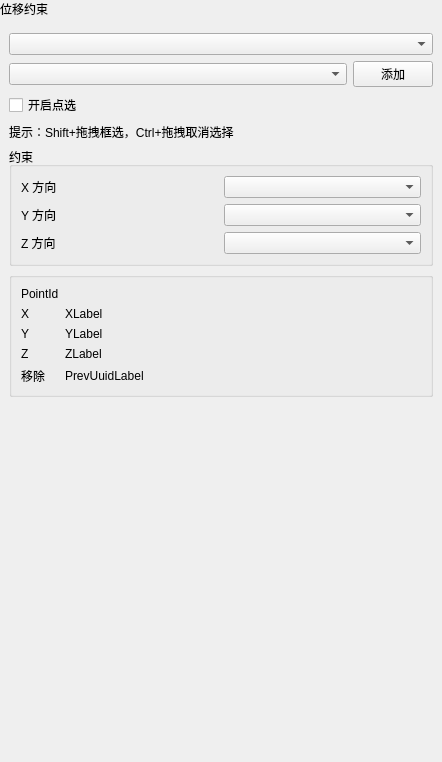
Old version of the form plugins/Base_PhysicalField/DisplacementConstraintWidget.ui in the repository asd977/base_cae.
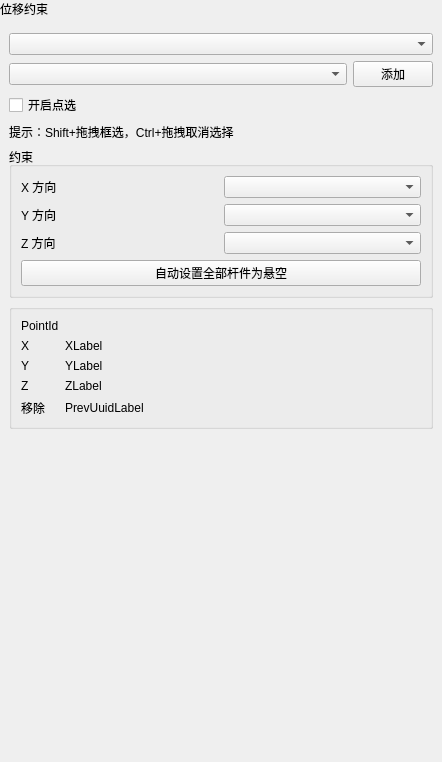
New version of the form. Custom widgets are drawn as their Qt base class.

Patch:
```diff
--- a/plugins/Base_PhysicalField/DisplacementConstraintWidget.ui
+++ b/plugins/Base_PhysicalField/DisplacementConstraintWidget.ui
@@ -203,6 +203,16 @@
              </property>
             </widget>
            </item>
+           <item row="3" column="0" colspan="2">
+            <widget class="QPushButton" name="btnSetAllBarsSuspended">
+             <property name="toolTip">
+              <string>选择全部杆单元节点，并将各方向设置为悬空杆件节点</string>
+             </property>
+             <property name="text">
+              <string>自动设置全部杆件为悬空</string>
+             </property>
+            </widget>
+           </item>
            <property name="leftMargin">
             <number>9</number>
            </property>
```
